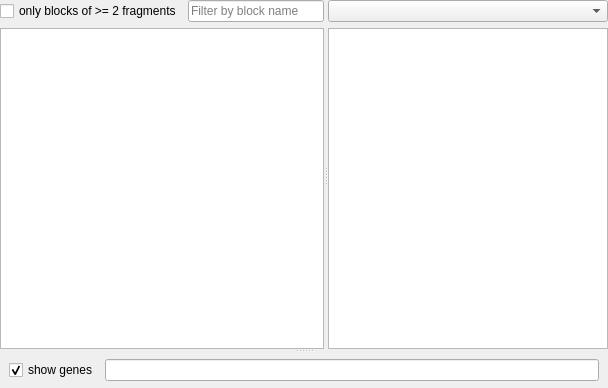
Before: the Qt Designer form src/gui/BlockSetWidget.ui in npge/npge, drawn with Qt 5.
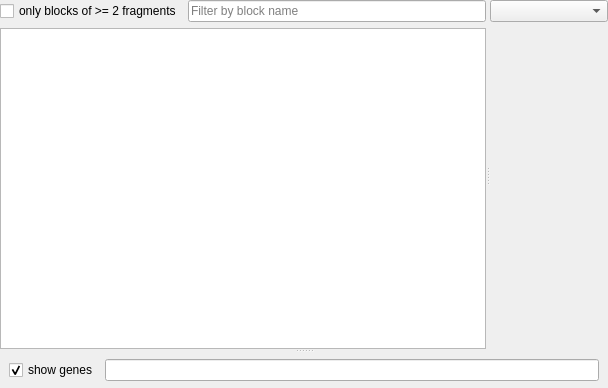
After: the same form once the commit is applied.

Commit message: gui/bsa: allow rows moving

```diff
--- a/src/gui/BlockSetWidget.ui
+++ b/src/gui/BlockSetWidget.ui
@@ -38,7 +38,7 @@
             <property name="orientation">
              <enum>Qt::Horizontal</enum>
             </property>
-            <widget class="QWidget" name="">
+            <widget class="QWidget" name="layoutWidget">
              <layout class="QVBoxLayout" name="verticalLayout_3">
               <item>
                <layout class="QHBoxLayout" name="horizontalLayout_2">
@@ -75,7 +75,16 @@
                <widget class="QComboBox" name="bsaComboBox"/>
               </item>
               <item>
-               <widget class="QTableView" name="bsaView"/>
+               <widget class="QWidget" name="widget_4" native="true">
+                <layout class="QVBoxLayout" name="verticalLayout_8">
+                 <property name="margin">
+                  <number>0</number>
+                 </property>
+                 <item>
+                  <layout class="QVBoxLayout" name="BSAView_layout"/>
+                 </item>
+                </layout>
+               </widget>
               </item>
              </layout>
             </widget>
```
The commit also changes 2 other files.
